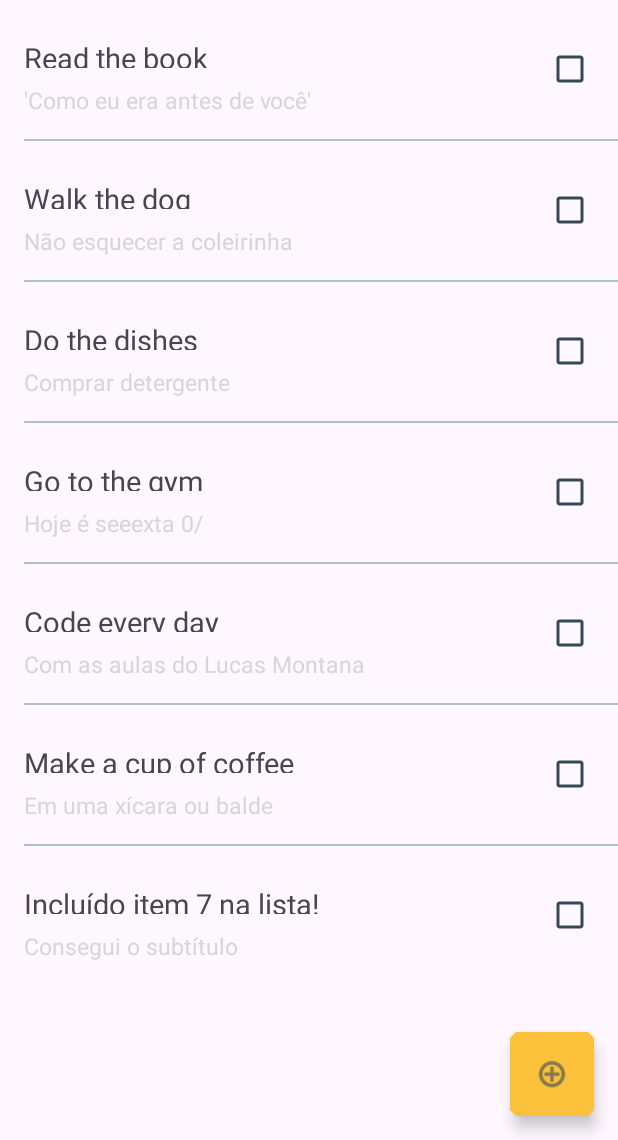
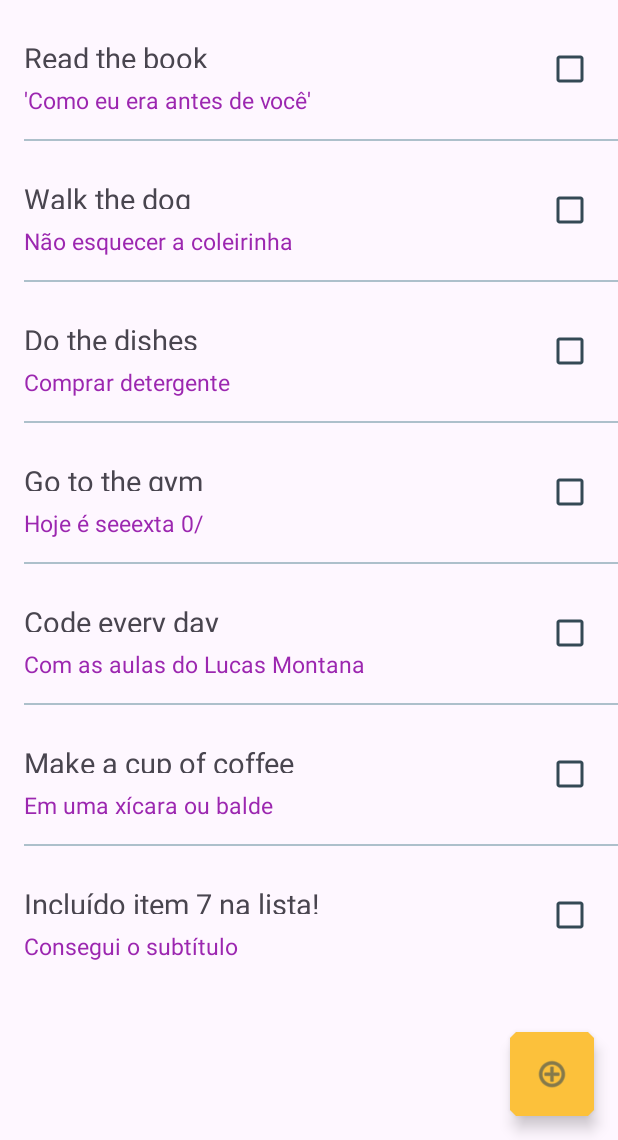
Before and after one commit to DanieleStein/MundoMobile, an Android app: the screen it shows after launch (MainActivity), on a phone screen of 412 x 824 dp, the part 96-1236 px from its top. Run offline under Robolectric (Android 15) with nearby library versions, the phone set to English and light mode, and no system bars; our stand-ins replace navigation-ui.

Commit message:
Incluído uma nova color no color.xml para utilizar no layout

```diff
--- a/app/src/main/res/values/colors.xml
+++ b/app/src/main/res/values/colors.xml
@@ -9,4 +9,5 @@
   <color name="secondary_700">#FCC13B</color>
   <color name="black">#FF000000</color>
   <color name="white">#FFFFFFFF</color>
+  <color name="fucsia">#FF9C27B0</color>
 </resources>
```
